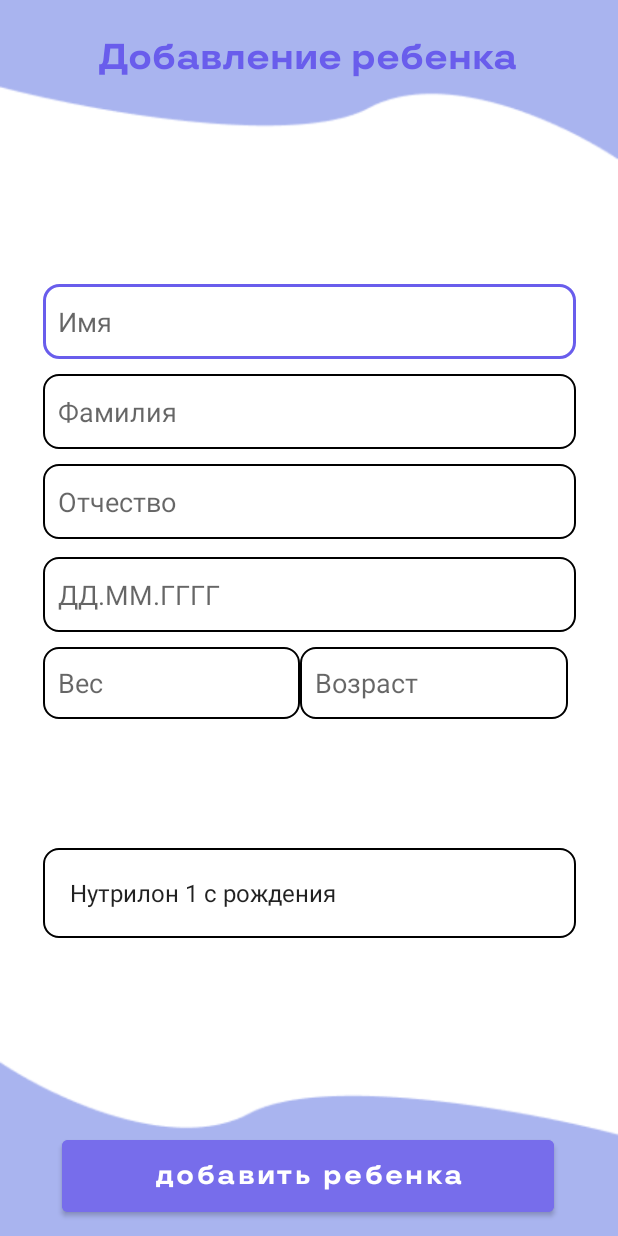
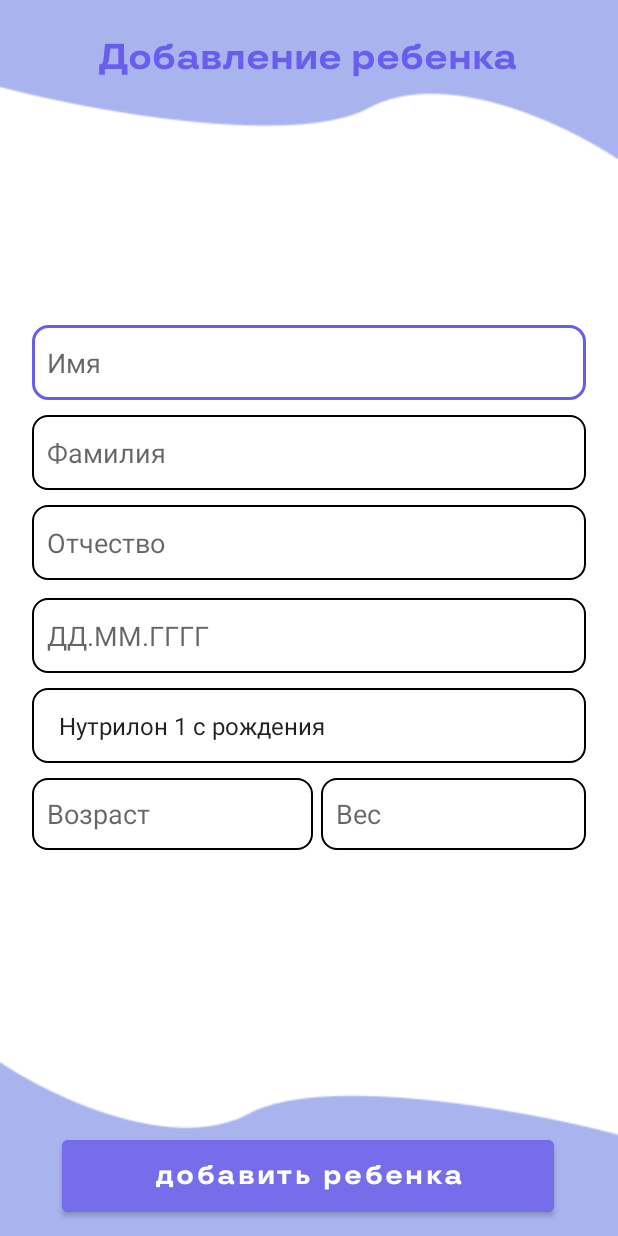
Before and after one commit to Ggamid/CalloCulateFinal, an Android app: the AddChildActivity screen opened directly, with no data from a screen before it, on a phone screen of 412 x 824 dp. Run offline under Robolectric (Android 15) with nearby library versions, the phone set to English and light mode, and no system bars; our stand-ins replace Firebase (no records; nobody signed in at launch, a user with empty details on screens opened directly); Roboto replaces fonts that are not available here.

Commit message:
Подправил поля ввода

```diff
--- a/app/src/main/res/layout/activity_add_child.xml
+++ b/app/src/main/res/layout/activity_add_child.xml
@@ -64,8 +64,8 @@
 
     <LinearLayout
         android:id="@+id/linearLayout"
-        android:layout_width="355dp"
-        android:layout_height="436dp"
+        android:layout_width="369dp"
+        android:layout_height="381dp"
         android:orientation="vertical"
         app:layout_constraintBottom_toTopOf="@+id/imageView2"
         app:layout_constraintEnd_toEndOf="parent"
@@ -119,29 +119,25 @@
             android:minHeight="48dp"
             android:padding="10dp" />
 
+        <Spinner
+            android:id="@+id/spinner"
+            android:layout_width="match_parent"
+            android:layout_height="50dp"
+            android:layout_marginTop="10dp"
+            android:background="@drawable/custom_input"
+            android:entries="@array/SmesiNames"
+            android:layout_marginBottom="10dp"
+            android:padding="10dp" />
+
         <LinearLayout
             android:layout_width="match_parent"
-            android:layout_height="85dp"
-            android:layout_marginTop="10dp"
-            android:layout_weight="1"
+            android:layout_height="wrap_content"
             android:orientation="horizontal">
 
             <EditText
-                android:id="@+id/editTextTextPersonName7"
-                android:layout_width="171dp"
-                android:layout_height="wrap_content"
-                android:layout_weight="1"
-                android:background="@drawable/custom_input"
-                android:ems="10"
-                android:hint="@string/weight"
-                android:inputType="textPersonName"
-                android:minHeight="48dp"
-                android:padding="10dp" />
-
-            <EditText
                 android:id="@+id/Age"
-                android:layout_width="178dp"
-                android:layout_height="wrap_content"
+                android:layout_width="379dp"
+                android:layout_height="match_parent"
                 android:layout_marginRight="5dp"
                 android:layout_weight="1"
                 android:background="@drawable/custom_input"
@@ -151,16 +147,19 @@
                 android:minHeight="48dp"
                 android:padding="10dp" />
 
+            <EditText
+                android:id="@+id/editTextTextPersonName7"
+                android:layout_width="369dp"
+                android:layout_height="match_parent"
+                android:layout_weight="1"
+                android:background="@drawable/custom_input"
+                android:ems="10"
+                android:hint="@string/weight"
+                android:inputType="textPersonName"
+                android:minHeight="48dp"
+                android:padding="10dp" />
         </LinearLayout>
 
-        <Spinner
-            android:id="@+id/spinner"
-            android:layout_width="match_parent"
-            android:layout_height="60dp"
-            android:layout_marginTop="10dp"
-            android:background="@drawable/custom_input"
-            android:entries="@array/SmesiNames"
-            android:padding="10dp" />
     </LinearLayout>
 
 </androidx.constraintlayout.widget.ConstraintLayout>
```
